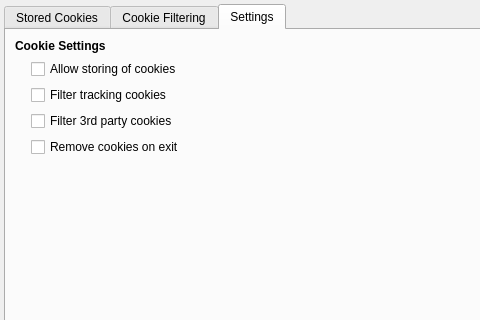
The window that src/lib/cookies/cookiemanager.ui (QupZilla/qupzilla) describes before a commit, drawn with Qt 5; both pictures show x 0 to 480 and y 0 to 320 of the 617 by 415 pixel window.
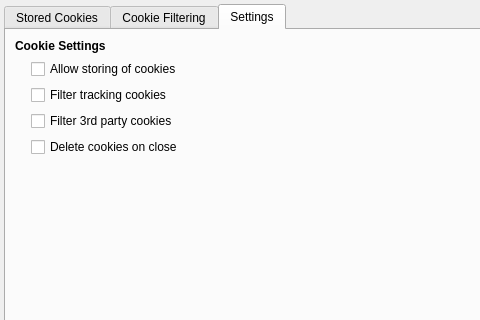
The same window after the commit. The open tabs and pages were chosen to show the change. Custom widgets are drawn as their Qt base class.

Commit message: Name and String changes

```diff
--- a/src/lib/cookies/cookiemanager.ui
+++ b/src/lib/cookies/cookiemanager.ui
@@ -429,7 +429,7 @@
        <item row="5" column="1" colspan="2">
         <widget class="QCheckBox" name="clearOnExit">
          <property name="text">
-          <string>Remove cookies on exit</string>
+          <string>Delete cookies on close</string>
          </property>
         </widget>
        </item>
```
Left out of the diff: 2 changed lines with no effect on the pictures. The commit also changes 2 other files.
